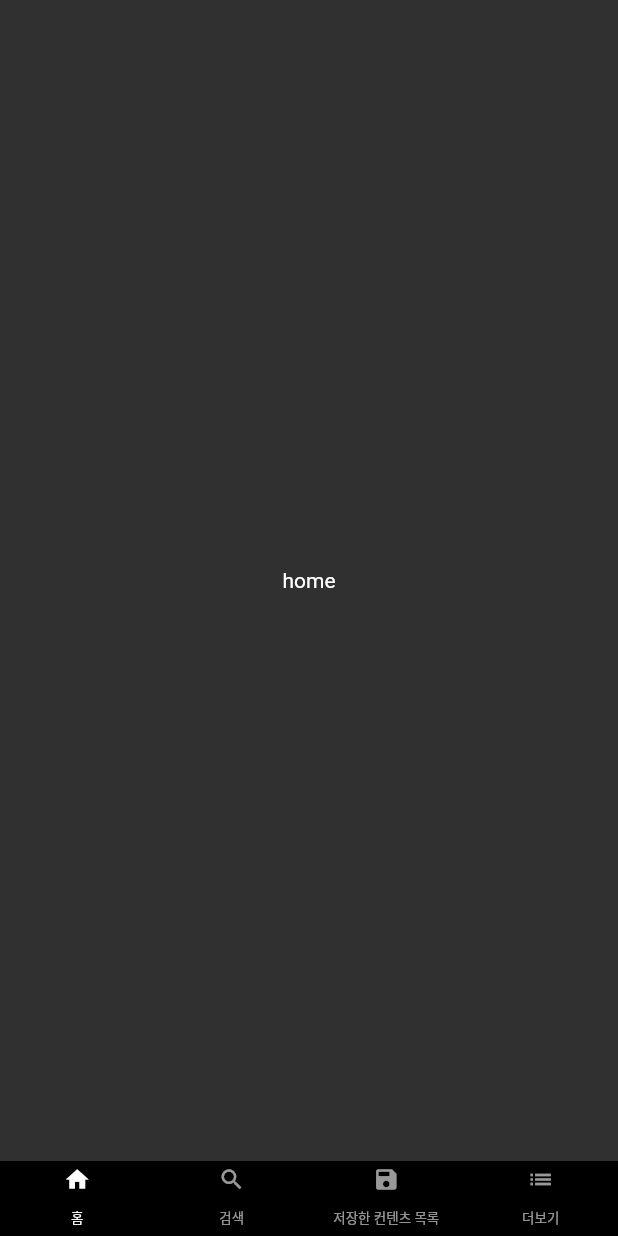
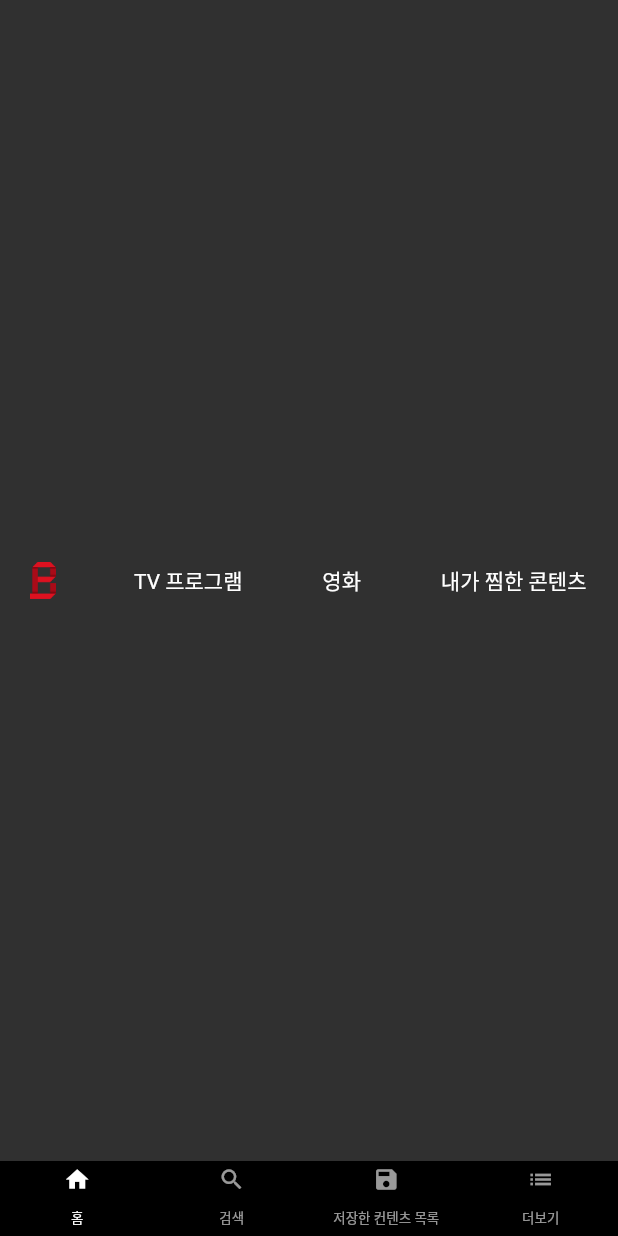
Before and after one commit to wiv33/first_clone_flutter, a Flutter app: the screen it shows after launch, on a phone screen of 412 x 824 dp. Run offline on Flutter 3.47's test engine with Material 2 defaults, Android fonts, the phone set to English and light mode, and no system bars.

Commit message:
update: home TopBar

```diff
--- a/lib/main.dart
+++ b/lib/main.dart
@@ -1,3 +1,4 @@
+import 'package:first_clone_flutter/screen/home_screen.dart';
 import 'package:first_clone_flutter/widget/bottom_bar.dart';
 import 'package:flutter/material.dart';
 
@@ -23,15 +24,13 @@ class _MyAppState extends State<MyApp> {
           brightness: Brightness.dark,
           primaryColor: Colors.black,
           accentColor: Colors.white),
-      home: const DefaultTabController(
+      home: DefaultTabController(
         length: 4,
         child: Scaffold(
           body: TabBarView(
             physics: NeverScrollableScrollPhysics(),
             children: <Widget>[
-              Center(
-                child: Text('home'),
-              ),
+              HomeScreen(),
               Center(
                 child: Text('search'),
               ),
--- /dev/null
+++ b/lib/model/model_movie.dart
@@ -0,0 +1,15 @@
+class Movie {
+  final String title;
+  final String keyword;
+  final String poster;
+  final bool like;
+
+  Movie.fromMap(Map<String, dynamic> map)
+      : title = map['title'],
+        keyword = map['keyword'],
+        poster = map['poster'],
+        like = map['like'];
+
+  @override
+  String toString() => "Movie<$title:$keyword>";
+}
--- /dev/null
+++ b/lib/screen/home_screen.dart
@@ -0,0 +1,69 @@
+import 'package:flutter/material.dart';
+
+import '../model/model_movie.dart';
+
+class HomeScreen extends StatefulWidget {
+  _HomeScreenState createState() => _HomeScreenState();
+}
+
+class _HomeScreenState extends State<HomeScreen> {
+  List<Movie> movies = [
+    Movie.fromMap({
+      'title': '사랑의 불시착',
+      'keyword': '사랑/로멘스/판타지',
+      'poster': 'test_movie_1.png',
+      'like': false
+    })
+  ];
+
+  @override
+  void initState() {
+    super.initState();
+  }
+
+  @override
+  Widget build(BuildContext context) {
+    return TopBar();
+  }
+}
+
+// home 화면에서만 사용되는 widget
+class TopBar extends StatelessWidget {
+  @override
+  Widget build(BuildContext context) {
+    return Container(
+      padding: EdgeInsets.fromLTRB(20, 7, 20, 7),
+      child: Row(
+        mainAxisAlignment: MainAxisAlignment.spaceBetween,
+        children: <Widget>[
+          Image.asset(
+            'images/bbongflix_logo.png',
+            fit: BoxFit.contain,
+            height: 25,
+          ),
+          Container(
+            padding: const EdgeInsets.only(right: 1),
+            child: const Text(
+              'TV 프로그램',
+              style: TextStyle(fontSize: 14),
+            ),
+          ),
+          Container(
+            padding: const EdgeInsets.only(right: 1),
+            child: const Text(
+              '영화',
+              style: TextStyle(fontSize: 14),
+            ),
+          ),
+          Container(
+            padding: const EdgeInsets.only(right: 1),
+            child: const Text(
+              '내가 찜한 콘텐츠',
+              style: TextStyle(fontSize: 14),
+            ),
+          ),
+        ],
+      ),
+    );
+  }
+}
--- a/pubspec.yaml
+++ b/pubspec.yaml
@@ -59,9 +59,9 @@ flutter:
   uses-material-design: true
 
   # To add assets to your application, add an assets section, like this:
-  # assets:
-  #   - images/a_dot_burr.jpeg
-  #   - images/a_dot_ham.jpeg
+  assets:
+   - images/bbongflix_logo.png
+   - images/test_movie_1.png
 
   # An image asset can refer to one or more resolution-specific "variants", see
   # https://flutter.dev/assets-and-images/#resolution-aware
```
Also changed, not shown: images/bbongflix_logo.png (added), images/test_movie_1.png (added).
